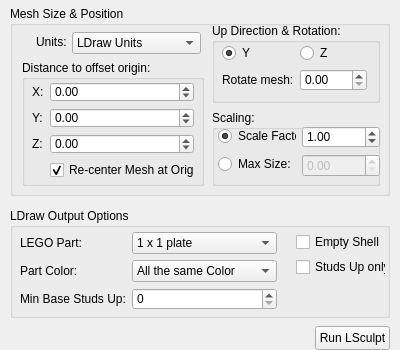
First picture: the form in trunk/argpanel.ui, repository RomkoSI/lsculpt, before the edit.
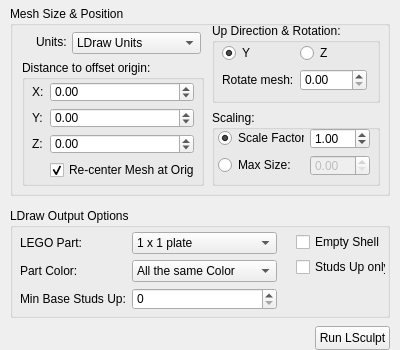
Second picture: the form after the edit.

Commit message:
Fix Up direction control.  Problem was one more global variable in LSculpt.cpp that needed to be rest.  Good thing this was found!  On every 'Run' click, the temp vector of vertices wasn't being reset; it just kept growing & growing.
Also, change offest & scale min & max to something arbitrarily high, since we don't care about a min & max here.  And refactor 'Scaling' group box from FormLayout to GridLayout, for better fit.

The edit to the form file:
```diff
--- a/trunk/argpanel.ui
+++ b/trunk/argpanel.ui
@@ -170,52 +170,64 @@
      <property name="geometry">
       <rect>
        <x>6</x>
-       <y>16</y>
-       <width>162</width>
-       <height>51</height>
+       <y>18</y>
+       <width>152</width>
+       <height>48</height>
       </rect>
      </property>
-     <layout class="QFormLayout" name="formLayout_3">
+     <layout class="QGridLayout" name="gridLayout">
+      <item row="0" column="0">
+       <widget class="QRadioButton" name="scaleRadio">
+        <property name="text">
+         <string>Scale Factor:</string>
+        </property>
+        <property name="checked">
+         <bool>true</bool>
+        </property>
+       </widget>
+      </item>
       <item row="0" column="1">
        <widget class="QDoubleSpinBox" name="scaleDSpin">
+        <property name="maximumSize">
+         <size>
+          <width>60</width>
+          <height>16777215</height>
+         </size>
+        </property>
         <property name="minimum">
-         <double>-1000.000000000000000</double>
+         <double>-5000000.000000000000000</double>
         </property>
         <property name="maximum">
-         <double>1000.000000000000000</double>
+         <double>5000000.000000000000000</double>
         </property>
         <property name="value">
          <double>1.000000000000000</double>
         </property>
        </widget>
       </item>
+      <item row="1" column="0">
+       <widget class="QRadioButton" name="lengthRadio">
+        <property name="text">
+         <string>Max Size:</string>
+        </property>
+       </widget>
+      </item>
       <item row="1" column="1">
        <widget class="QDoubleSpinBox" name="lengthDSpin">
         <property name="enabled">
          <bool>false</bool>
         </property>
+        <property name="maximumSize">
+         <size>
+          <width>60</width>
+          <height>16777215</height>
+         </size>
+        </property>
         <property name="maximum">
          <double>1000.000000000000000</double>
         </property>
        </widget>
       </item>
-      <item row="0" column="0">
-       <widget class="QRadioButton" name="scaleRadio">
-        <property name="text">
-         <string>Scale Factor:</string>
-        </property>
-        <property name="checked">
-         <bool>true</bool>
-        </property>
-       </widget>
-      </item>
-      <item row="1" column="0">
-       <widget class="QRadioButton" name="lengthRadio">
-        <property name="text">
-         <string>Max Size:</string>
-        </property>
-       </widget>
-      </item>
      </layout>
     </widget>
    </widget>
```
Left out of the diff: 12 changed lines with no effect on the pictures. The commit also changes 1 other file.
